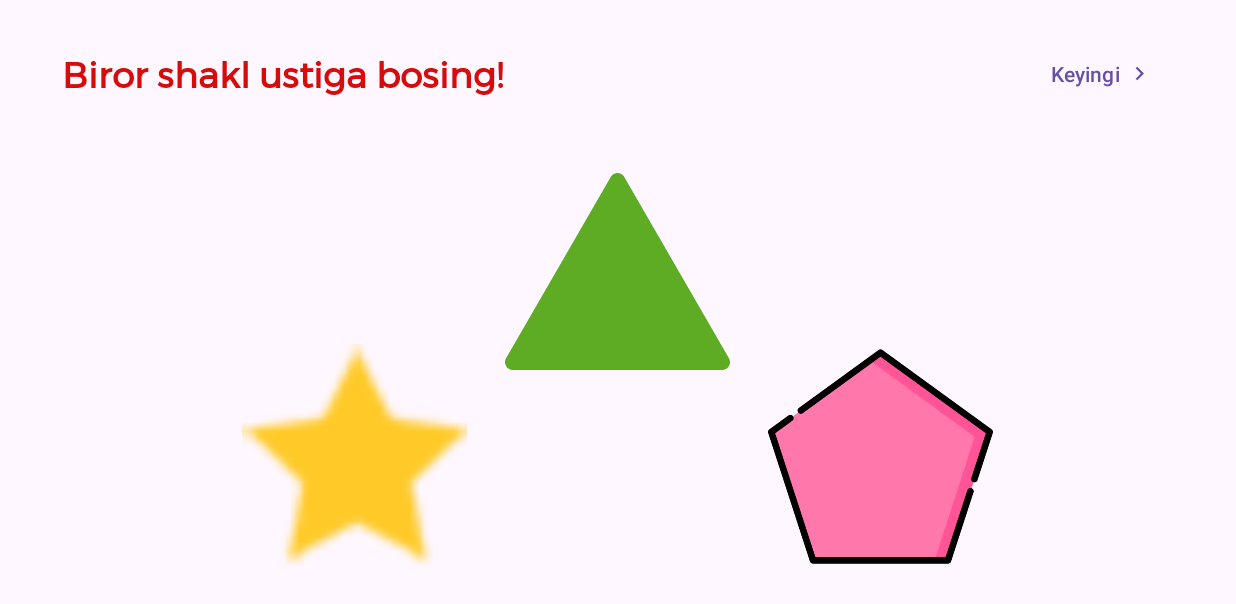
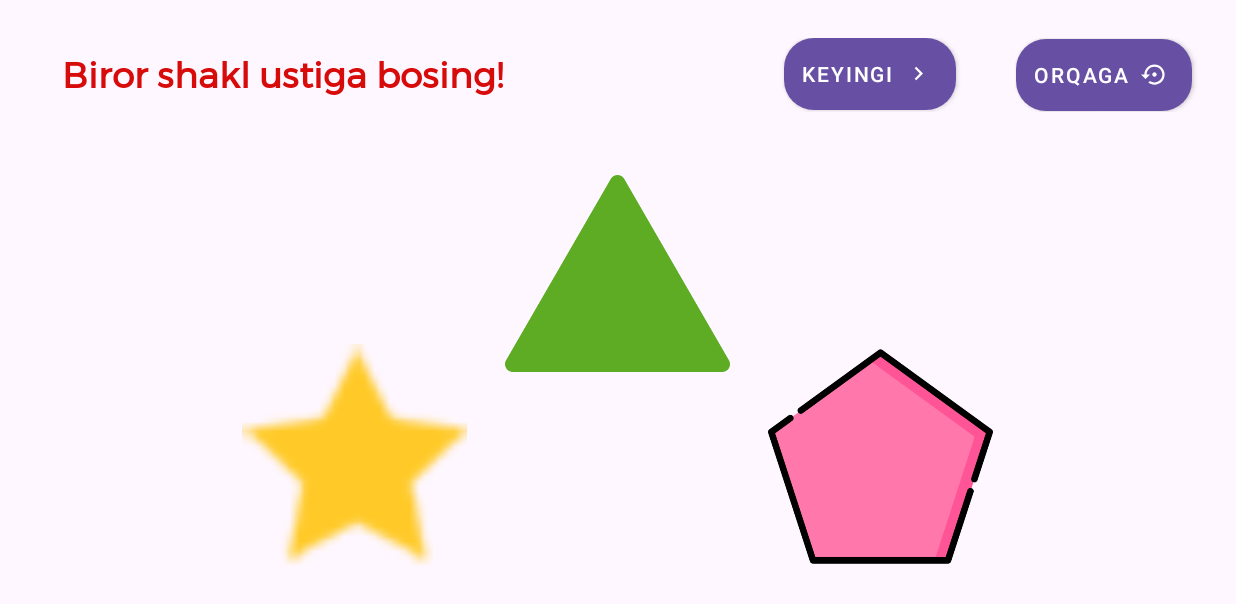
Before and after one commit to JasurbekRuzimov/SmartChild, an Android app: the PlayingGame screen opened through its navigation route, on a phone screen of 824 x 412 dp (held sideways). Shown: the top 604 px of the screen. Run offline under Robolectric (Android 15) with nearby library versions, the phone set to English and light mode, and no system bars.

Commit message:
PlayingGame is successfully changed

```diff
--- a/app/src/main/java/uz/jasurbekruzimov/smartchild/ShapesGame/PlayingGame.java
+++ b/app/src/main/java/uz/jasurbekruzimov/smartchild/ShapesGame/PlayingGame.java
@@ -1,45 +1,42 @@
 package uz.jasurbekruzimov.smartchild.ShapesGame;
 
+import android.annotation.SuppressLint;
+import android.content.Context;
+import android.media.MediaPlayer;
 import android.os.Bundle;
 
+import androidx.annotation.NonNull;
 import androidx.fragment.app.Fragment;
+import androidx.navigation.NavOptions;
+import androidx.navigation.Navigation;
 
 import android.view.LayoutInflater;
 import android.view.View;
 import android.view.ViewGroup;
-import android.view.animation.Animation;
-import android.view.animation.AnimationUtils;
 import android.widget.ImageView;
 
 import java.util.ArrayList;
 import java.util.HashMap;
 import java.util.HashSet;
-import java.util.List;
 import java.util.Set;
 
+import uz.jasurbekruzimov.smartchild.Dashboard.Alifbe_Activity;
+import uz.jasurbekruzimov.smartchild.Game.HarfInfoDialog;
 import uz.jasurbekruzimov.smartchild.R;
 import uz.jasurbekruzimov.smartchild.databinding.FragmentPlayingGameBinding;
 
 public class PlayingGame extends Fragment {
+
+    private FragmentPlayingGameBinding binding;
+    private final ArrayList<ImageView> shapes = new ArrayList<>();
+    private final HashMap<String, Integer> shapesMap = new HashMap<>();
 
     public PlayingGame() {
         // Required empty public constructor
     }
 
     @Override
-    public void onCreate(Bundle savedInstanceState) {
-        super.onCreate(savedInstanceState);
-
-    }
-
-    private FragmentPlayingGameBinding binding;
-
-    ArrayList<ImageView> shapes = new ArrayList<>();
-    HashMap<String, Integer> shapesMap = new HashMap<>();
-
-    @Override
-    public View onCreateView(LayoutInflater inflater, ViewGroup container, Bundle savedInstanceState) {
-
+    public View onCreateView(@NonNull LayoutInflater inflater, ViewGroup container, Bundle savedInstanceState) {
         binding = FragmentPlayingGameBinding.inflate(inflater, container, false);
 
         shapesMap.put("circle", R.drawable.circle);
@@ -49,8 +46,17 @@ public class PlayingGame extends Fragment {
         shapesMap.put("star", R.drawable.star);
         shapesMap.put("pentagon", R.drawable.pentagon);
 
-        binding.btnNext.setOnClickListener(v -> {
-            generateShapes();
+        binding.btnNext.setOnClickListener(v -> generateShapes());
+
+        NavOptions navOptions = new NavOptions.Builder()
+                .setEnterAnim(R.anim.enter)
+                .setExitAnim(R.anim.exit)
+                .setPopEnterAnim(R.anim.pop_enter)
+                .setPopExitAnim(R.anim.pop_exit)
+                .build();
+
+        binding.btnBackGame.setOnClickListener(v -> {
+            Navigation.findNavController(container).navigate(R.id.beginGame, null, navOptions);
         });
 
         shapes.add(binding.ivShape1);
@@ -59,9 +65,7 @@ public class PlayingGame extends Fragment {
         generateShapes();
 
         return binding.getRoot();
-
     }
-
     private void generateShapes() {
         Set<Integer> randomContainer = new HashSet<>();
 
@@ -72,17 +76,18 @@ public class PlayingGame extends Fragment {
             }
             switchMethod(shape, random);
         }
-
         randomContainer.clear();
     }
 
-
+    @SuppressLint("SetTextI18n")
     private void switchMethod(ImageView shape, Integer random) {
         switch (random) {
             case 0:
                 shape.setImageResource(shapesMap.get("circle"));
                 shape.setOnClickListener(v -> {
                     binding.tvAnswer.setText("Aylana");
+                    final MediaPlayer mp = MediaPlayer.create(requireContext(), R.raw.aylana);
+                    mp.start();
                 });
                 break;
 
@@ -90,35 +95,43 @@ public class PlayingGame extends Fragment {
                 shape.setImageResource(shapesMap.get("polygon"));
                 shape.setOnClickListener(v -> {
                     binding.tvAnswer.setText("oltiburchak");
+                    final MediaPlayer mp = MediaPlayer.create(requireContext(), R.raw.oltiburchak);
+                    mp.start();
                 });
                 break;
             case 2:
                 shape.setImageResource(shapesMap.get("triangle"));
                 shape.setOnClickListener(v -> {
                     binding.tvAnswer.setText("uchburchak");
+                    final MediaPlayer mp = MediaPlayer.create(requireContext(), R.raw.uchburchak);
+                    mp.start();
                 });
                 break;
             case 3:
                 shape.setImageResource(shapesMap.get("rectangle"));
                 shape.setOnClickListener(v -> {
                     binding.tvAnswer.setText("to'rtburchak");
+                    final MediaPlayer mp = MediaPlayer.create(requireContext(), R.raw.tortburchak);
+                    mp.start();
                 });
                 break;
             case 4:
                 shape.setImageResource(shapesMap.get("star"));
                 shape.setOnClickListener(v -> {
                     binding.tvAnswer.setText("yulduzcha");
+                    final MediaPlayer mp = MediaPlayer.create(requireContext(), R.raw.yulduzcha);
+                    mp.start();
                 });
                 break;
             case 5:
                 shape.setImageResource(shapesMap.get("pentagon"));
                 shape.setOnClickListener(v -> {
                     binding.tvAnswer.setText("beshburchak");
+                    final MediaPlayer mp = MediaPlayer.create(requireContext(), R.raw.beshburchak);
+                    mp.start();
                 });
         }
     }
-
-    // we had better write these codes for onDestroyView
     @Override
     public void onDestroyView() {
         super.onDestroyView();
--- a/app/src/main/res/layout/fragment_playing_game.xml
+++ b/app/src/main/res/layout/fragment_playing_game.xml
@@ -29,18 +29,37 @@
 
         <Button
             android:id="@+id/btnNext"
-            style="?attr/materialButtonOutlinedStyle"
+            style="@style/Widget.MaterialComponents.Button.Icon"
             android:layout_width="wrap_content"
             android:layout_height="wrap_content"
-            android:layout_marginEnd="6dp"
+            android:layout_marginEnd="40dp"
             android:layout_weight="1"
             android:background="@drawable/button_shape"
             android:text="@string/next"
             app:icon="@drawable/ic_next"
             app:iconGravity="end"
             app:layout_constraintBottom_toBottomOf="@+id/tvAnswer"
+            app:layout_constraintEnd_toStartOf="@+id/btnBackGame"
+            app:layout_constraintTop_toTopOf="@+id/tvAnswer"
+            app:layout_constraintVertical_bias="0.545"
+            tools:ignore="MissingConstraints" />
+
+        <Button
+            android:id="@+id/btnBackGame"
+            style="@style/Widget.MaterialComponents.Button.Icon"
+            android:layout_width="wrap_content"
+            android:layout_height="wrap_content"
+            android:layout_marginEnd="4dp"
+            android:layout_weight="1"
+            android:background="@drawable/button_shape"
+            android:text="@string/OrqagaQaytish"
+            app:icon="@drawable/baseline_restore_24"
+            app:iconGravity="end"
+            app:layout_constraintBottom_toBottomOf="@+id/tvAnswer"
             app:layout_constraintEnd_toEndOf="parent"
-            app:layout_constraintTop_toTopOf="@+id/tvAnswer" />
+            app:layout_constraintTop_toTopOf="@+id/tvAnswer"
+            tools:ignore="MissingConstraints" />
+
     </androidx.constraintlayout.widget.ConstraintLayout>
 
     <LinearLayout
```
